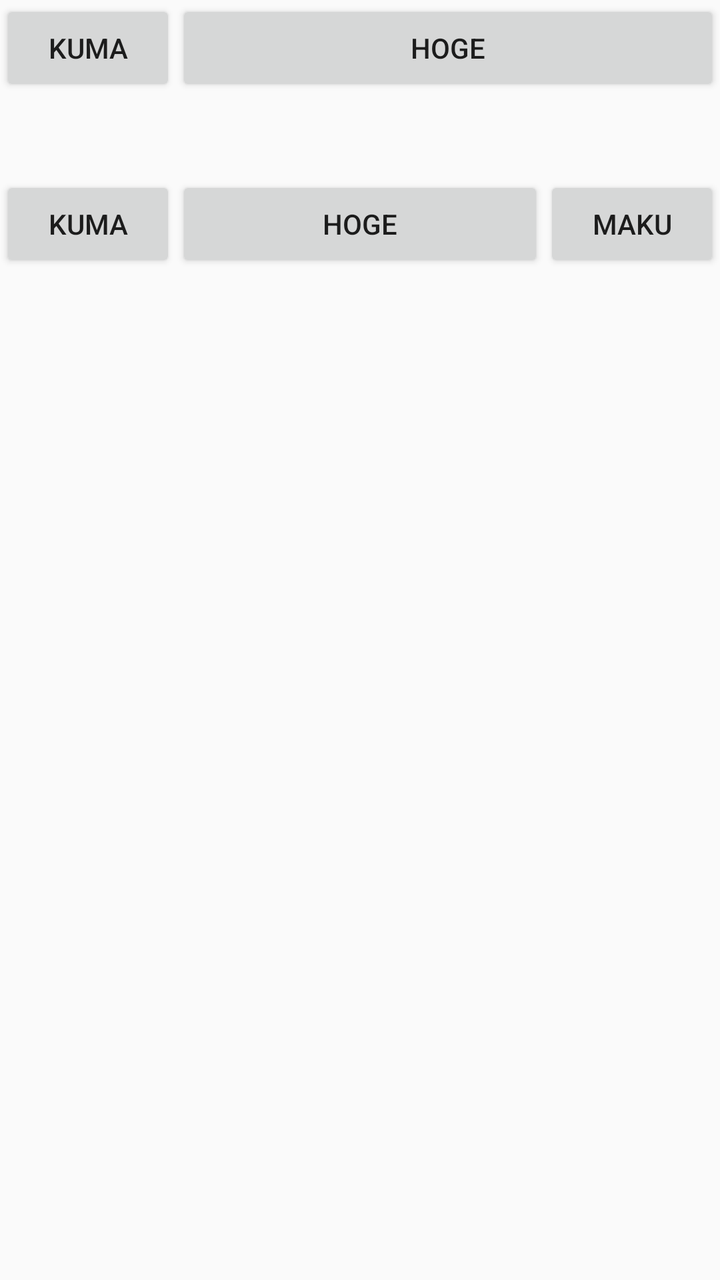
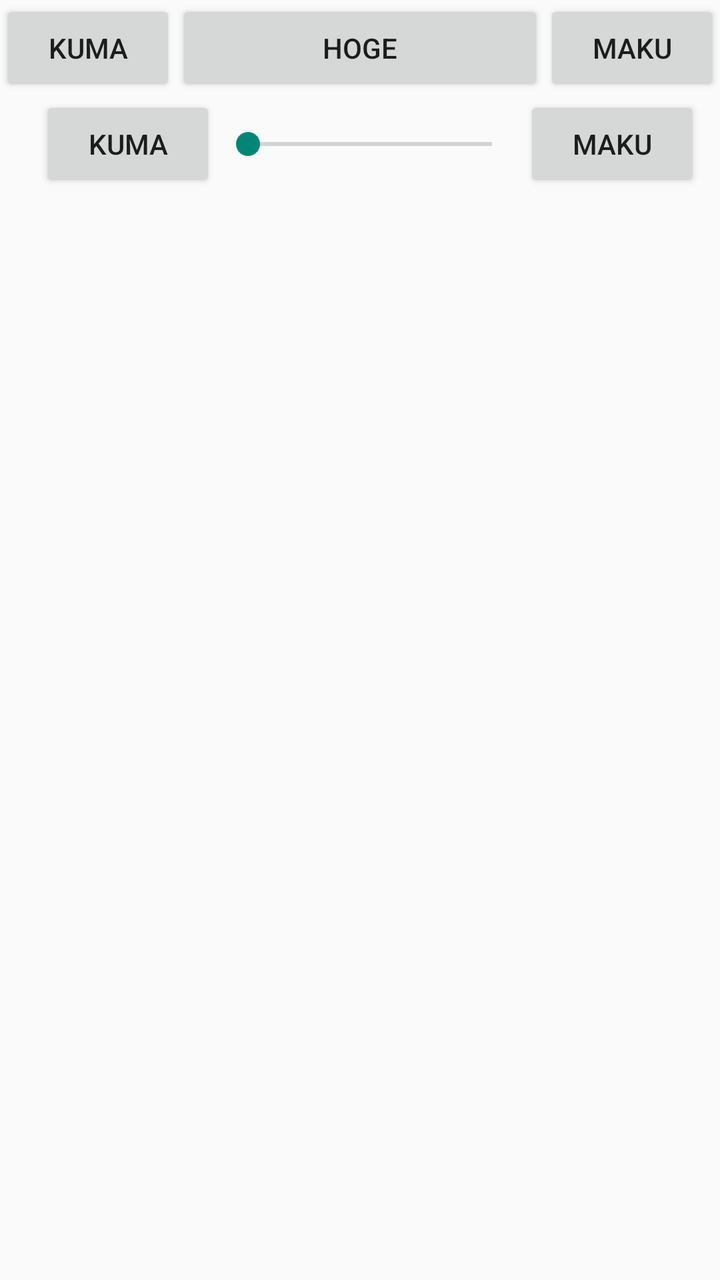

The first picture is an Android layout as it rendered before a commit; the second is the same layout after the commit. The layout source and the unified diff follow.
<!-- AndroidManifest.xml: application theme AppTheme -->
<!-- res/layout/fragment_simplelayout.xml -->
<?xml version="1.0" encoding="utf-8"?>
<LinearLayout xmlns:android="http://schemas.android.com/apk/res/android"
    android:orientation="vertical"
    android:layout_width="match_parent"
    android:layout_height="match_parent">

    <LinearLayout
        android:orientation="horizontal"
        android:layout_width="match_parent"
        android:layout_height="wrap_content">

        <Button
            android:layout_width="wrap_content"
            android:layout_height="wrap_content"
            android:text="Kuma" />

        <Button
            android:layout_width="match_parent"
            android:layout_height="wrap_content"
            android:text="hoge" />

        <Button
            android:layout_width="wrap_content"
            android:layout_height="wrap_content"
            android:text="Maku" />
    </LinearLayout>

    <RelativeLayout
        android:layout_width="match_parent"
        android:layout_height="wrap_content">

        <Button
            android:id="@+id/kuma_button"
            android:layout_width="wrap_content"
            android:layout_height="wrap_content"
            android:layout_alignParentLeft="true"
            android:text="Kuma" />

        <Button
            android:id="@+id/maku_button"
            android:layout_width="wrap_content"
            android:layout_height="wrap_content"
            android:layout_alignParentRight="true"
            android:text="Maku" />

        <Button
            android:id="@+id/hoge_button"
            android:layout_width="match_parent"
            android:layout_height="wrap_content"
            android:layout_toRightOf="@id/kuma_button"
            android:layout_toLeftOf="@id/maku_button"
            android:text="hoge" />

    </RelativeLayout>
</LinearLayout>
<!-- resources referenced by this layout -->
<resources>
  <style name="AppTheme" parent="Theme.AppCompat.Light.NoActionBar">
          <item name="drawerArrowStyle">@style/DrawerArrowStyle</item>
      </style>
  <style name="DrawerArrowStyle" parent="Widget.AppCompat.DrawerArrowToggle">
          <item name="spinBars">true</item>
          <item name="color">@android:color/white</item>
      </style>
</resources>

<!-- the commit's change to res/layout/fragment_simplelayout.xml (unified diff, before → after) -->
@@ -3,27 +3,6 @@
     android:orientation="vertical"
     android:layout_width="match_parent"
     android:layout_height="match_parent">
-
-    <LinearLayout
-        android:orientation="horizontal"
-        android:layout_width="match_parent"
-        android:layout_height="wrap_content">
-
-        <Button
-            android:layout_width="wrap_content"
-            android:layout_height="wrap_content"
-            android:text="Kuma" />
-
-        <Button
-            android:layout_width="match_parent"
-            android:layout_height="wrap_content"
-            android:text="hoge" />
-
-        <Button
-            android:layout_width="wrap_content"
-            android:layout_height="wrap_content"
-            android:text="Maku" />
-    </LinearLayout>
 
     <RelativeLayout
         android:layout_width="match_parent"
@@ -51,5 +30,46 @@
             android:layout_toLeftOf="@id/maku_button"
             android:text="hoge" />
 
+
+    </RelativeLayout>
+
+    <RelativeLayout
+        android:layout_width="match_parent"
+        android:layout_height="wrap_content" >
+
+        <Button
+            android:id="@+id/kuma_button2"
+            android:layout_width="wrap_content"
+            android:layout_height="wrap_content"
+            android:layout_marginLeft="20dp"
+            android:layout_alignParentLeft="true"
+            android:layout_centerVertical="true"
+            android:text="Kuma" />
+
+        <RelativeLayout
+            android:id="@+id/button_container"
+            android:layout_width="wrap_content"
+            android:layout_height="wrap_content"
+            android:layout_marginLeft="0dp"
+            android:layout_marginRight="10dp"
+            android:layout_alignParentRight="true" >
+
+            <Button
+                android:id="@+id/maku_button2"
+                android:layout_width="wrap_content"
+                android:layout_height="wrap_content"
+                android:text="Maku" />
+
+        </RelativeLayout>
+
+        <SeekBar
+            android:id="@+id/musicPlayerVolume"
+            android:layout_width="match_parent"
+            android:layout_height="wrap_content"
+            android:layout_toRightOf="@id/kuma_button2"
+            android:layout_toLeftOf="@id/button_container"
+            android:layout_centerVertical="true"
+            android:progress="0" />
+
     </RelativeLayout>
 </LinearLayout>
